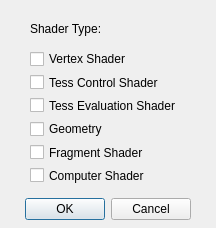
whyjld/osgEditor, file addshaderdialog.ui: the form before one commit.
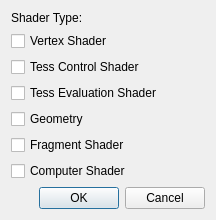
The form after the commit.

```diff
--- a/addshaderdialog.ui
+++ b/addshaderdialog.ui
@@ -7,51 +7,24 @@
     <x>0</x>
     <y>0</y>
     <width>216</width>
-    <height>228</height>
+    <height>206</height>
    </rect>
   </property>
   <property name="windowTitle">
    <string>Dialog</string>
   </property>
-  <widget class="QDialogButtonBox" name="buttonBox">
-   <property name="geometry">
-    <rect>
-     <x>20</x>
-     <y>193</y>
-     <width>171</width>
-     <height>32</height>
-    </rect>
-   </property>
-   <property name="orientation">
-    <enum>Qt::Horizontal</enum>
-   </property>
-   <property name="standardButtons">
-    <set>QDialogButtonBox::Cancel|QDialogButtonBox::Ok</set>
-   </property>
-  </widget>
+  <layout class="QVBoxLayout" name="verticalLayout_3">
+   <item>
+    <layout class="QVBoxLayout" name="verticalLayout_2">
+     <item>
+      <layout class="QVBoxLayout" name="verticalLayout">
+       <item>
   <widget class="QLabel" name="label">
-   <property name="geometry">
-    <rect>
-     <x>30</x>
-     <y>20</y>
-     <width>81</width>
-     <height>17</height>
-    </rect>
-   </property>
    <property name="text">
     <string>Shader Type:</string>
    </property>
   </widget>
-  <widget class="QWidget" name="layoutWidget">
-   <property name="geometry">
-    <rect>
-     <x>30</x>
-     <y>50</y>
-     <width>157</width>
-     <height>134</height>
-    </rect>
-   </property>
-   <layout class="QVBoxLayout" name="verticalLayout">
+       </item>
     <item>
      <widget class="QCheckBox" name="cbVertex">
       <property name="text">
@@ -104,7 +77,20 @@
      </widget>
     </item>
    </layout>
-  </widget>
+     </item>
+     <item>
+      <widget class="QDialogButtonBox" name="buttonBox">
+       <property name="orientation">
+        <enum>Qt::Horizontal</enum>
+       </property>
+       <property name="standardButtons">
+        <set>QDialogButtonBox::Cancel|QDialogButtonBox::Ok</set>
+       </property>
+      </widget>
+     </item>
+    </layout>
+   </item>
+  </layout>
  </widget>
  <resources/>
  <connections>
```
Lines whose indentation alone changed are shown as unchanged.
